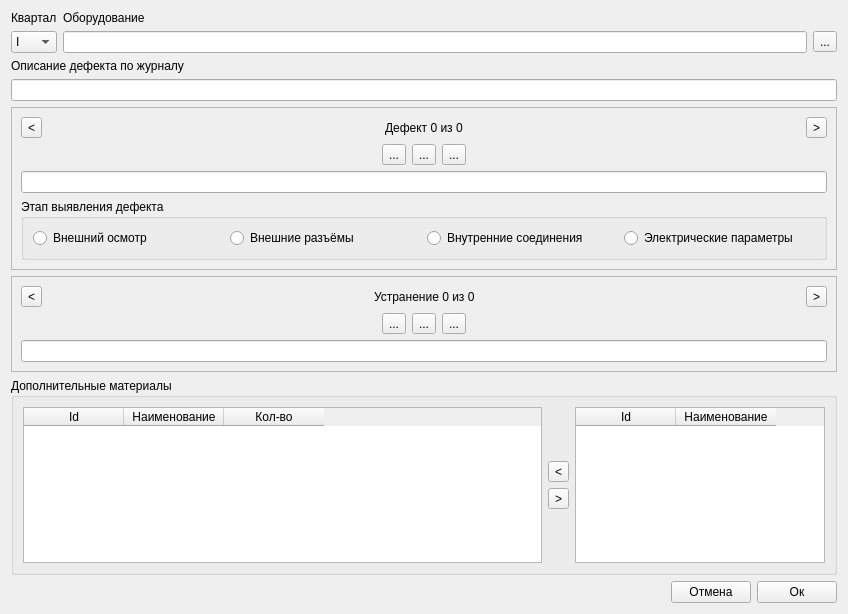
This is defectform.ui in Balyaev-D-A/MFDB as Qt 5 draws it before an edit. The edited form follows.
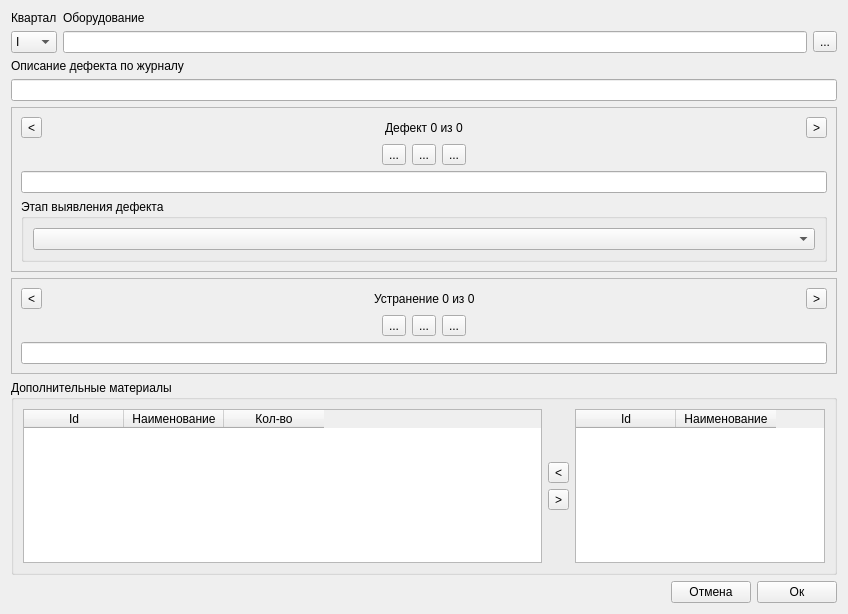
This is the edited form. Icons and pictures are not drawn. Custom widgets are drawn as their Qt base class.

What changed in the file:
```diff
--- a/defectform.ui
+++ b/defectform.ui
@@ -241,44 +241,7 @@
         </property>
         <layout class="QHBoxLayout" name="horizontalLayout_8">
          <item>
-          <widget class="QRadioButton" name="externRevievRB">
-           <property name="text">
-            <string>Внешний осмотр</string>
-           </property>
-           <attribute name="buttonGroup">
-            <string notr="true">buttonGroup</string>
-           </attribute>
-          </widget>
-         </item>
-         <item>
-          <widget class="QRadioButton" name="externConnRB">
-           <property name="text">
-            <string>Внешние разъёмы</string>
-           </property>
-           <attribute name="buttonGroup">
-            <string notr="true">buttonGroup</string>
-           </attribute>
-          </widget>
-         </item>
-         <item>
-          <widget class="QRadioButton" name="internConnRB">
-           <property name="text">
-            <string>Внутренние соединения</string>
-           </property>
-           <attribute name="buttonGroup">
-            <string notr="true">buttonGroup</string>
-           </attribute>
-          </widget>
-         </item>
-         <item>
-          <widget class="QRadioButton" name="electricParRB">
-           <property name="text">
-            <string>Электрические параметры</string>
-           </property>
-           <attribute name="buttonGroup">
-            <string notr="true">buttonGroup</string>
-           </attribute>
-          </widget>
+          <widget class="QComboBox" name="stageBox"/>
          </item>
         </layout>
        </widget>
```
